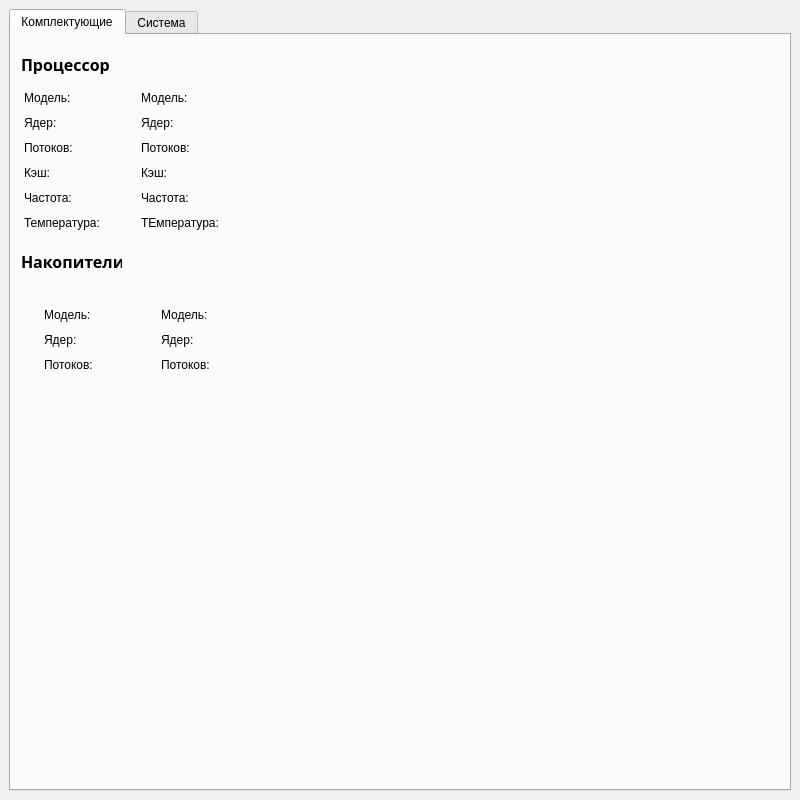
This is mainwindow.ui in GribanovDa/SystemCheck as Qt 5 draws it before an edit. The edited form follows.
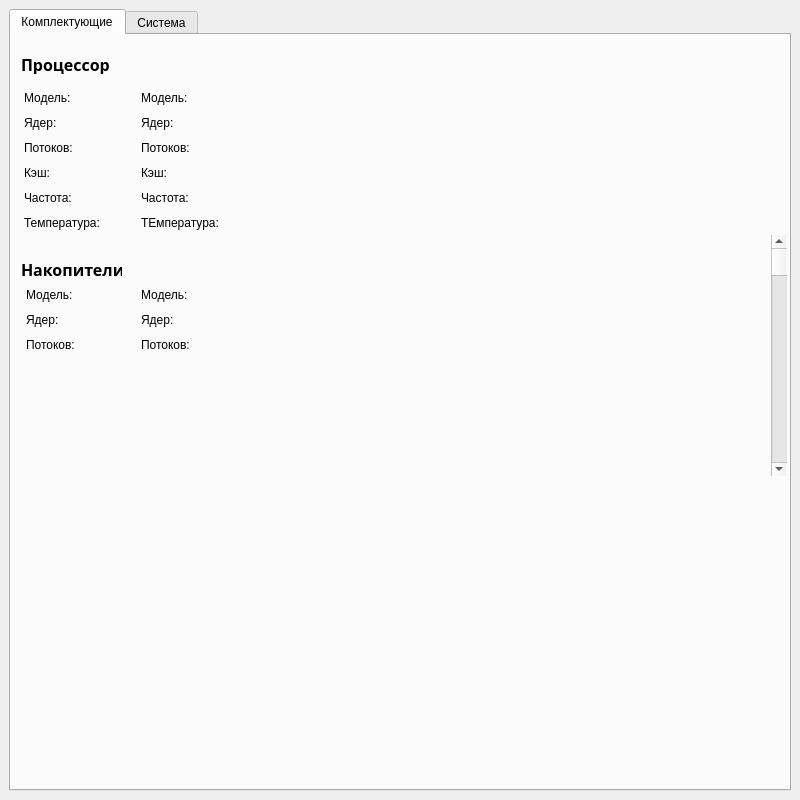
This is the edited form.

Patch:
```diff
--- a/mainwindow.ui
+++ b/mainwindow.ui
@@ -209,8 +209,8 @@
        <widget class="QLabel" name="cores_text_2">
         <property name="geometry">
          <rect>
-          <x>33</x>
-          <y>295</y>
+          <x>15</x>
+          <y>275</y>
           <width>41</width>
           <height>19</height>
          </rect>
@@ -222,8 +222,8 @@
        <widget class="QLabel" name="model_fill_2">
         <property name="geometry">
          <rect>
-          <x>150</x>
-          <y>270</y>
+          <x>130</x>
+          <y>250</y>
           <width>400</width>
           <height>19</height>
          </rect>
@@ -236,7 +236,7 @@
         <property name="geometry">
          <rect>
           <x>10</x>
-          <y>217</y>
+          <y>225</y>
           <width>101</width>
           <height>19</height>
          </rect>
@@ -261,8 +261,8 @@
        <widget class="QLabel" name="threads_fill_2">
         <property name="geometry">
          <rect>
-          <x>150</x>
-          <y>320</y>
+          <x>130</x>
+          <y>300</y>
           <width>66</width>
           <height>19</height>
          </rect>
@@ -274,8 +274,8 @@
        <widget class="QLabel" name="model_text_2">
         <property name="geometry">
          <rect>
-          <x>33</x>
-          <y>270</y>
+          <x>15</x>
+          <y>250</y>
           <width>62</width>
           <height>19</height>
          </rect>
@@ -287,8 +287,8 @@
        <widget class="QLabel" name="cores_fill_2">
         <property name="geometry">
          <rect>
-          <x>150</x>
-          <y>295</y>
+          <x>130</x>
+          <y>275</y>
           <width>41</width>
           <height>19</height>
          </rect>
@@ -300,8 +300,8 @@
        <widget class="QLabel" name="threads_text_2">
         <property name="geometry">
          <rect>
-          <x>33</x>
-          <y>320</y>
+          <x>15</x>
+          <y>300</y>
           <width>66</width>
           <height>19</height>
          </rect>
@@ -310,6 +310,19 @@
          <string>Потоков:</string>
         </property>
        </widget>
+       <widget class="QScrollBar" name="verticalScrollBar">
+        <property name="geometry">
+         <rect>
+          <x>760</x>
+          <y>200</y>
+          <width>16</width>
+          <height>241</height>
+         </rect>
+        </property>
+        <property name="orientation">
+         <enum>Qt::Orientation::Vertical</enum>
+        </property>
+       </widget>
       </widget>
       <widget class="QWidget" name="tab">
        <attribute name="title">
```
